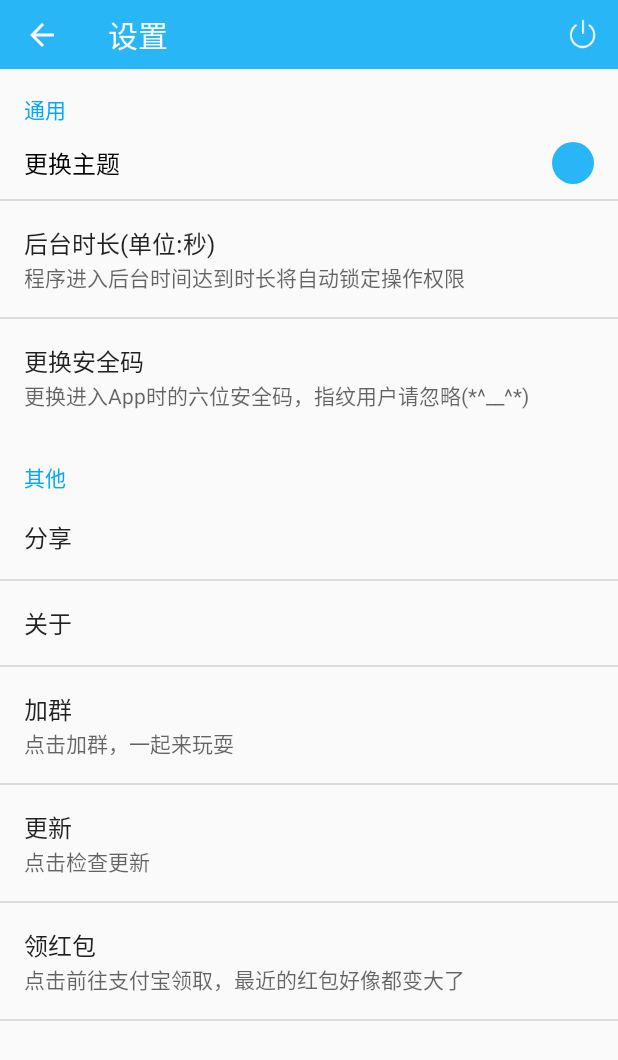
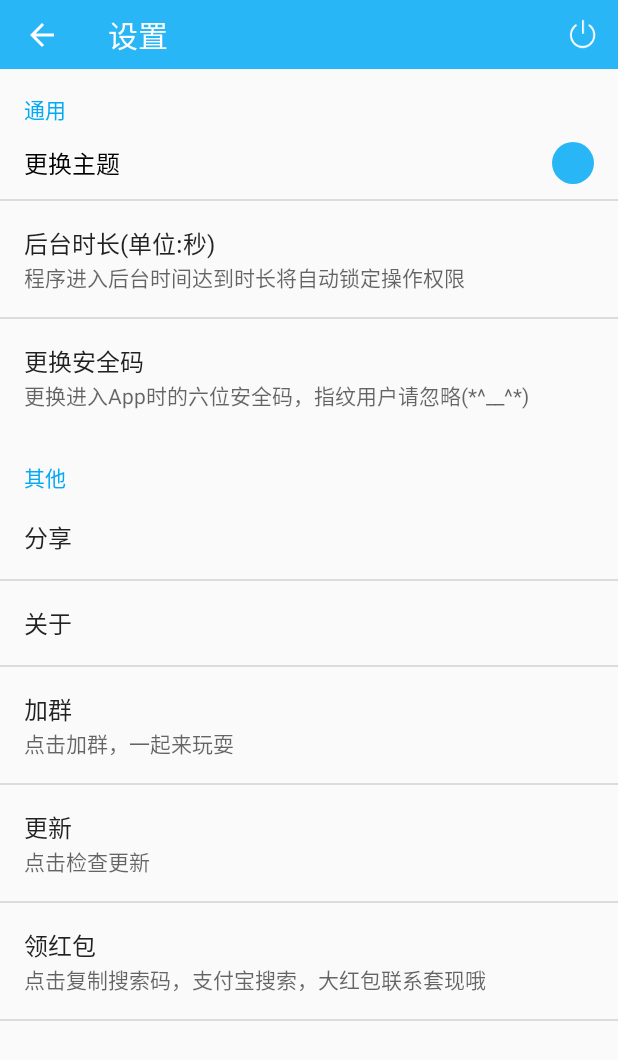
Before and after one commit to paradoxie/DizzyPassword, an Android app: the SettingActivity screen opened directly, with no data from a screen before it, on a phone screen of 412 x 824 dp. Shown: the top 1060 px of the screen. Run offline under Robolectric (Android 15) with nearby library versions, the phone set to English and light mode, and no system bars; libraries missing offline, so code that uses them is left out: cn.bmob.v3, cn.pedant.

Commit message:
不晓得改了些啥子

```diff
--- a/app/src/main/java/cf/paradoxie/dizzypassword/Constans.java
+++ b/app/src/main/java/cf/paradoxie/dizzypassword/Constans.java
@@ -5,7 +5,8 @@ package cf.paradoxie.dizzypassword;
  */
 
 public class Constans {
-    public static final String APPLICATION_ID = "";
+//    public static final String APPLICATION_ID = "46b1709520ec4d0afa17e505680202da";//正式
+    public static final String APPLICATION_ID = "949a1379183be6d8a655037d1282c146";//测试
     public static final String CONFIG_ID = "1590689a00";
     public static final String QQ_ID = "UhZSiApvdWYS2rVVQAsAFv7eqo_8MyJQ";
 }
--- a/app/src/main/java/cf/paradoxie/dizzypassword/activity/AddActivity.java
+++ b/app/src/main/java/cf/paradoxie/dizzypassword/activity/AddActivity.java
@@ -42,10 +42,10 @@ public class AddActivity extends BaseActivity {
     private LayoutInflater mInflater;
     private SweetAlertDialog pDialog = null;
     private String[] mVals = new String[]{//常用tag
-            "重要", "个人", "公司", "工作", "娱乐", "家庭", "区块链", "虚拟币", "APP"
+            "重要", "个人", "公司", "工作", "娱乐", "家庭", "小号", "区块链", "虚拟币"
             , "邮箱", "论坛", "游戏", "社交", "视频", "新闻", "阅读", "技术", "看图", "社区"
             , "购物", "玩机", "学术", "福利", "音乐", "摄影", "漫画", "学习", "开车", "公众号", "WIFI"
-            , "云盘", "QQ", "浏览器", "小号", "羊毛", "支付", "VPN", "贴吧", "二次元"
+            , "云盘", "QQ", "浏览器", "羊毛", "支付", "VPN", "贴吧", "二次元"
             , "酷安", "腾讯", "网易", "知乎", "豆瓣", "微博", "京东", "阿里", "百度", "小米"
             , "苹果", "亚马逊", "微软", "Google", "404"};
 
@@ -281,6 +281,7 @@ public class AddActivity extends BaseActivity {
     @Override
     protected void onResume() {
         super.onResume();
+
         RxBus.getInstance().toObserverable(RxBean.class)
                 .subscribeOn(Schedulers.io())
                 .observeOn(AndroidSchedulers.mainThread())
--- a/app/src/main/res/drawable/join_selector.xml
+++ b/app/src/main/res/drawable/join_selector.xml
@@ -1,7 +1,7 @@
 <?xml version="1.0" encoding="utf-8"?>
 <selector xmlns:android="http://schemas.android.com/apk/res/android">
 
-    <item android:drawable="@drawable/qq" android:state_enabled="false"/>
-    <item android:drawable="@drawable/qq_1" android:state_pressed="true"/>
+    <item android:drawable="@drawable/sort" android:state_enabled="false"/>
+    <item android:drawable="@drawable/sort_1" android:state_pressed="true"/>
 
 </selector>
--- a/app/src/main/res/layout/content_main.xml
+++ b/app/src/main/res/layout/content_main.xml
@@ -21,5 +21,4 @@
         android:paddingLeft="12dp"
         android:paddingRight="12dp"/>
 
-
 </LinearLayout>
--- a/app/src/main/res/layout/toolbar_layout.xml
+++ b/app/src/main/res/layout/toolbar_layout.xml
@@ -31,7 +31,6 @@
                 android:layout_gravity="center"
                 android:layout_marginLeft="30dp"
                 android:scaleType="center"
-                android:visibility="visible"
                 android:src="@drawable/join_selector"/>
             <ImageView
                 android:id="@+id/search"
--- a/app/src/main/res/values/strings.xml
+++ b/app/src/main/res/values/strings.xml
@@ -22,8 +22,8 @@
     <string name="share_note">一个极具个人隐私属性的云端密码记录APP。 这种东西，当然还是安全可靠最重要啦~ 赶紧来【醋安应用市场】搜索下载试试吧(*^__^*) \n https://www.coolapk.com/apk/cf.paradoxie.dizzypassword \n   ---From:【去特么的密码】By Paradoxie</string>
     <string name="web_site">http://www.jianshu.com/p/ab621a5c88fb</string>
     <string name="app_info">本app作为一个密码管理工具，与常规密码管理app最大的不同在于支持个人后台的云端密码储存。\n\n尽管如此，使用默认模式也有极高的安全性，帐号信息在提交云端之前，几乎所有数据都在本地做了加密处理。\n\n数据采用Des加密，对此有疑问的朋友可以查看app的源码。\n\n开源之下，不会瞎搞(*^__^*)</string>
-    <string name="red_package_string">小伙伴们，快来领红包啦！人人可领，天天可领，12月每周五周六及12月10日-12日还有机会领到大额惊喜红包，最高1212元】#吱口令#长按复制此消息，打开支付宝就能领取！JWGZb993J6</string>
-    <string name="red_package_string_little">小伙伴们，快来领红包啦！人人可领，天天可领，12月每周五周六及12月10日-12日还有机会领到大额惊喜红包，最高1212元】#吱口令#长按复制此消息，打开支付宝就能领取！KkRR5t10jh</string>
+    <string name="red_package_string">8899593</string>
+    <string name="red_package_string_little">8899593</string>
     <string name="on_item">好像还没有记录什么帐号信息，点击右下角添加吧(*^__^*)</string>
     <string name="offline">网络好像不可以哦~</string>
     <string name="exit_app">再按一次退出程序</string>
--- a/app/src/main/res/xml/pref_settings.xml
+++ b/app/src/main/res/xml/pref_settings.xml
@@ -51,7 +51,7 @@
         <PreferenceScreen
             android:key="red_package"
             android:title="领红包"
-            android:summary="点击前往支付宝领取，最近的红包好像都变大了">
+            android:summary="点击复制搜索码，支付宝搜索，大红包联系套现哦">
         </PreferenceScreen>
 
     </PreferenceCategory>
--- a/lib/build.gradle
+++ b/lib/build.gradle
@@ -27,8 +27,8 @@ dependencies {
         exclude group: 'com.android.support', module: 'support-annotations'
     })
     compile 'com.android.support:appcompat-v7:25.1.0'
-    compile 'cn.bmob.android:bmob-sdk:3.5.6'
-    compile 'cn.bmob.android:http-legacy:1.0'
+    compile 'cn.bmob.android:bmob-sdk:3.6.0'
+//    compile 'cn.bmob.android:http-legacy:1.0'
     compile 'com.xw.repo:bubbleseekbar:3.10-lite'
     testCompile 'junit:junit:4.12'
     compile files('libs/smoothcompoundbuttonlibrary.jar')
```
Also changed, not shown: app/build.gradle (+4 -3 lines), app/src/main/java/cf/paradoxie/dizzypassword/activity/MainActivity.java (+28 -12 lines), app/src/main/java/cf/paradoxie/dizzypassword/adapter/TestStackAdapter.java (+6 -6 lines).
